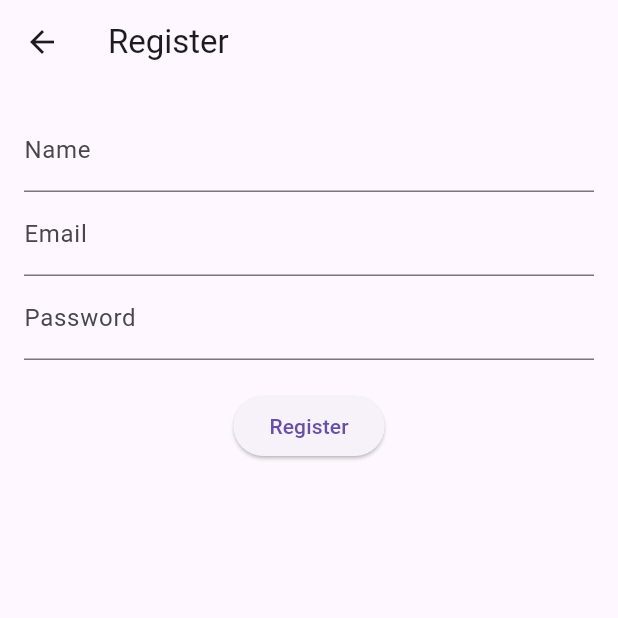
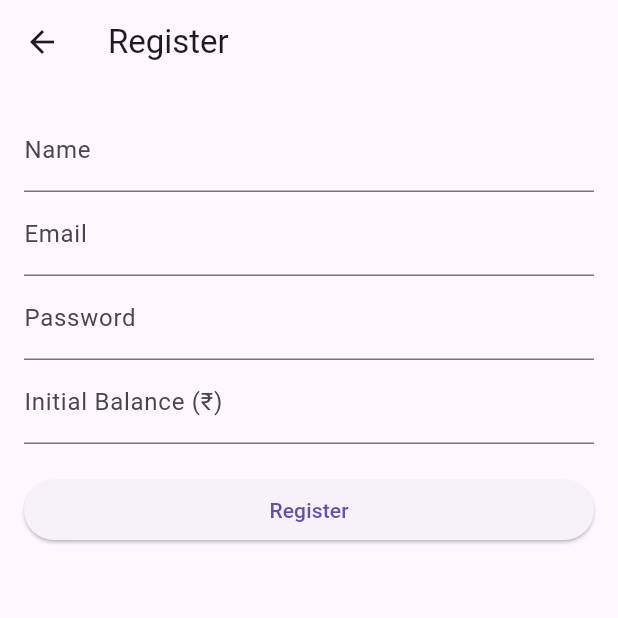
Before and after one commit to vishalvnair124/expensify, a Flutter app: the RegisterScreen screen opened directly, on a phone screen of 412 x 824 dp, the top half of it. Run offline on Flutter 3.47's test engine with Material 3 defaults, Android fonts, the phone set to English and light mode, and no system bars; our stand-ins replace flutter_bloc, hive, hive_flutter, shared_preferences; accounts and stored records are empty.

Commit message:
current Balance added

```diff
--- a/lib/blocs/auth/auth_event.dart
+++ b/lib/blocs/auth/auth_event.dart
@@ -5,12 +5,14 @@ class RegisterUser extends AuthEvent {
   final String name;
   final String email;
   final String password;
+  final double currentBalance; // ✅ new field
 
   RegisterUser({
     required this.userId,
     required this.name,
     required this.email,
     required this.password,
+    required this.currentBalance, // ✅ required parameter
   });
 }
 
--- a/lib/screens/register_screen.dart
+++ b/lib/screens/register_screen.dart
@@ -15,6 +15,7 @@ class RegisterScreen extends StatelessWidget {
     final nameController = TextEditingController();
     final emailController = TextEditingController();
     final passwordController = TextEditingController();
+    final balanceController = TextEditingController(); // ✅ new controller
 
     return Scaffold(
       appBar: AppBar(title: const Text("Register")),
@@ -23,10 +24,10 @@ class RegisterScreen extends StatelessWidget {
         child: BlocListener<AuthBloc, AuthState>(
           listener: (context, state) {
             if (state is AuthSuccess) {
-              Navigator.pop(context); // Close RegisterScreen, go back to Home
+              Navigator.pop(context); // Close RegisterScreen
             }
           },
-          child: Column(
+          child: ListView(
             children: [
               TextField(
                 controller: nameController,
@@ -41,6 +42,13 @@ class RegisterScreen extends StatelessWidget {
                 decoration: const InputDecoration(labelText: "Password"),
                 obscureText: true,
               ),
+              TextField(
+                controller: balanceController,
+                decoration: const InputDecoration(
+                  labelText: "Initial Balance (₹)",
+                ),
+                keyboardType: TextInputType.number,
+              ),
               const SizedBox(height: 20),
               ElevatedButton(
                 onPressed: () async {
@@ -48,6 +56,27 @@ class RegisterScreen extends StatelessWidget {
                   final name = nameController.text.trim();
                   final email = emailController.text.trim().toLowerCase();
                   final password = passwordController.text.trim();
+                  final balanceText = balanceController.text.trim();
+
+                  if (name.isEmpty ||
+                      email.isEmpty ||
+                      password.isEmpty ||
+                      balanceText.isEmpty) {
+                    ScaffoldMessenger.of(context).showSnackBar(
+                      const SnackBar(content: Text("All fields are required")),
+                    );
+                    return;
+                  }
+
+                  final balance = double.tryParse(balanceText);
+                  if (balance == null || balance < 0) {
+                    ScaffoldMessenger.of(context).showSnackBar(
+                      const SnackBar(
+                        content: Text("Balance must be a number ≥ 0"),
+                      ),
+                    );
+                    return;
+                  }
 
                   final usersJson = prefs.getStringList('users') ?? [];
 
@@ -70,6 +99,7 @@ class RegisterScreen extends StatelessWidget {
                     'name': name,
                     'email': email,
                     'password': password,
+                    'currentBalance': balance, // ✅ store balance
                   };
 
                   usersJson.add(jsonEncode(userMap));
@@ -82,6 +112,7 @@ class RegisterScreen extends StatelessWidget {
                       name: name,
                       email: email,
                       password: password,
+                      currentBalance: balance, // ✅ pass to event
                     ),
                   );
                 },
```
Also changed, not shown: lib/blocs/auth/auth_bloc.dart (+9 -1 lines), lib/models/user_model.dart (+5 -2 lines).
